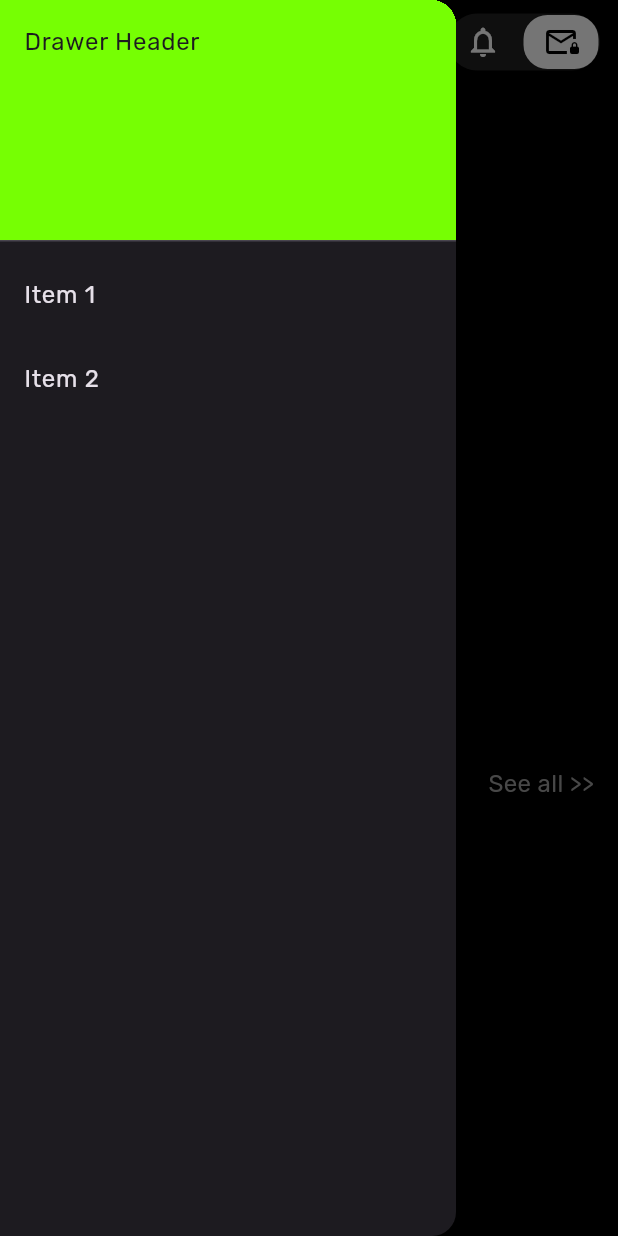
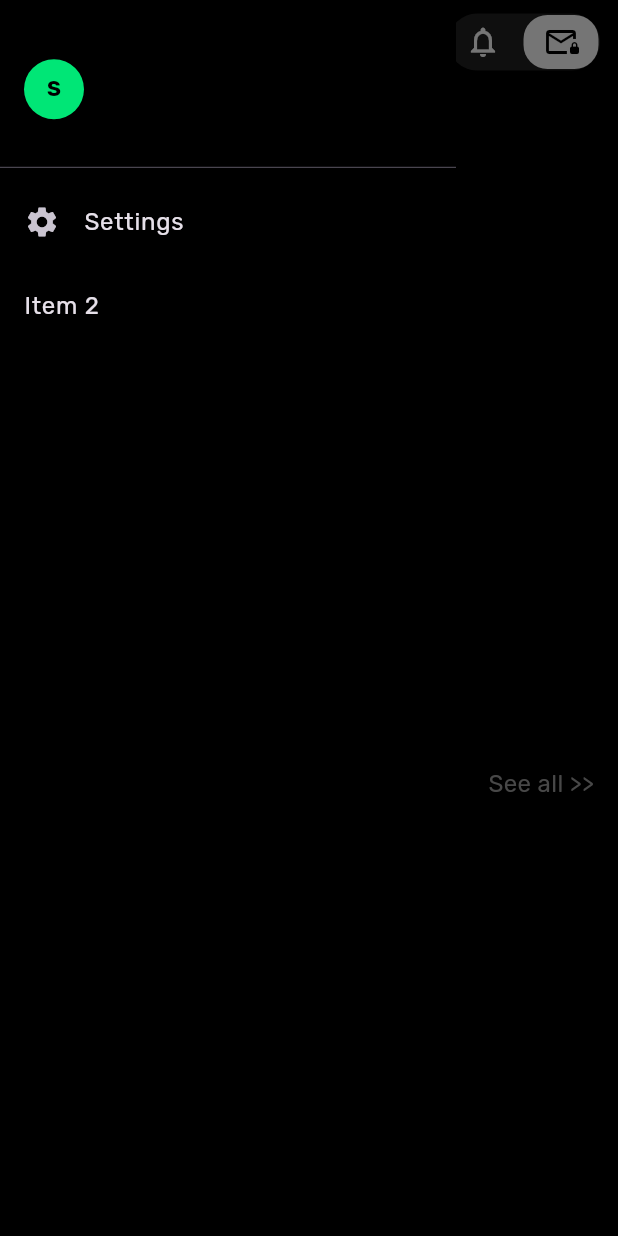
Before and after one commit to Sinmiloluwa/flows-app, a Flutter app: the HomePage screen opened directly, with the side drawer open, on a phone screen of 412 x 824 dp. Run offline on Flutter 3.47's test engine with Material 3 defaults, Android fonts, the light colour scheme and no system bars; our stand-ins replace cached_network_image, flutter_dotenv, google_fonts, just_audio, just_audio_background, lottie and 3 more; missing offline and left inert: audio_session; accounts and stored records are empty; network calls fail; statements that could not run were skipped.

Commit message:
modified drawer

```diff
--- a/lib/views/widgets/home_page/custom_drawer.dart
+++ b/lib/views/widgets/home_page/custom_drawer.dart
@@ -6,16 +6,38 @@ class CustomDrawer extends StatelessWidget {
   @override
   Widget build(BuildContext context) {
     return Drawer(
+      backgroundColor: Colors.black,
       child: ListView(
         padding: EdgeInsets.zero,
         children: [
-          DrawerHeader(
-            decoration: BoxDecoration(color: Colors.lightGreenAccent[400]),
-              child: Text('Drawer Header'),
+          SizedBox(
+            height: 120, // set your fixed height here
+            child: DrawerHeader(
+              decoration: BoxDecoration(
+                color: Colors.black,
+              ),
+              child: Align(
+                alignment: Alignment.centerLeft,
+                child: CircleAvatar(
+                  backgroundColor: Colors.greenAccent[400],
+                  child: Text(
+                    userName[0].toUpperCase(),
+                    style: TextStyle(
+                      color: Colors.black,
+                      fontSize: 14,
+                      fontWeight: FontWeight.bold,
+                    ),
+                  ),
+                ),
+              ),
+            ),
           ),
           ListTile(
-              title: Text('Item 1'),
-              onTap: () {},
+            leading: Icon(Icons.settings),
+            title: Text('Settings'),
+            onTap: () {
+              // Handle settings tap
+            },
           ),
           ListTile(
             title: Text('Item 2'),
```
Lines whose indentation alone changed are shown as unchanged.
